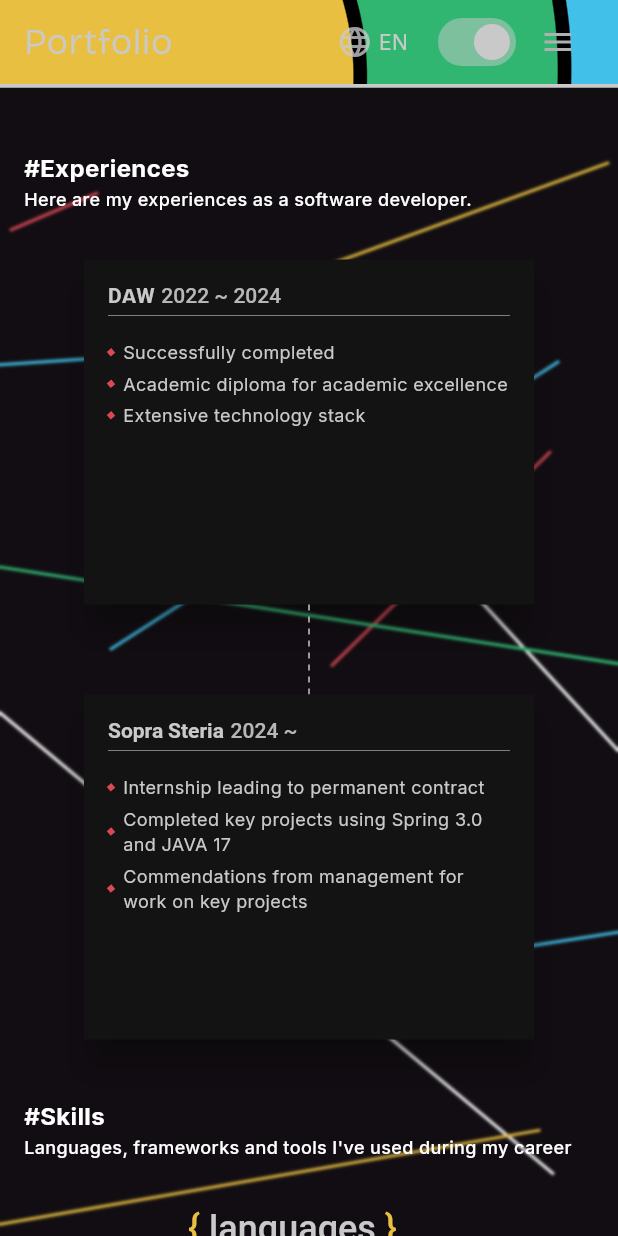
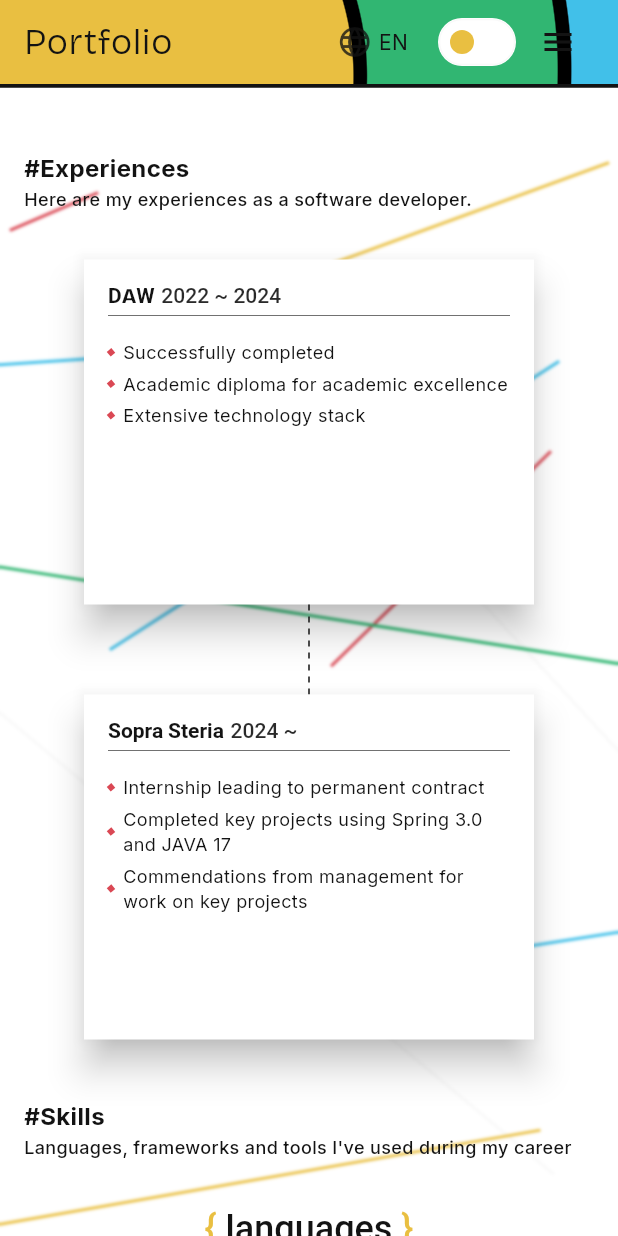
Before and after one commit to yojim6o/portfolio, a Flutter app: the screen it shows after launch, scrolled down 1152 dp, on a phone screen of 412 x 824 dp. Run offline on Flutter 3.47's test engine with Material 3 defaults, Android fonts, the phone set to English and light mode, and no system bars; drawn by our look-alikes of dotted_line; our stand-ins replace flutter_riverpod, flutter_svg, gap, google_fonts, riverpod_annotation, shared_preferences; generated files the repository leaves out were written again.

Commit message:
Re-styling theme switch and theme colors, as well as defining light theme as default

```diff
--- a/lib/constants/app_constants.dart
+++ b/lib/constants/app_constants.dart
@@ -2,7 +2,7 @@ import 'package:flutter/material.dart';
 import 'package:portfolio/extensions.dart';
 
 class AppIcon {
-  static const String _icons = '/icons';
+  static const String _icons = 'assets/icons';
 
   static String en = '$_icons/en.svg';
   static String es = '$_icons/es.svg';
--- a/lib/features/home/presentation/home_page.dart
+++ b/lib/features/home/presentation/home_page.dart
@@ -3,15 +3,15 @@ import 'dart:ui';
 import 'package:flutter/material.dart';
 import 'package:gap/gap.dart';
 import 'package:portfolio/extensions.dart';
-import 'package:portfolio/features/courses/presentation/projects_list.dart';
 import 'package:portfolio/features/experiences/presentation/experience_body.dart';
 import 'package:portfolio/features/home/presentation/hero_widget.dart';
-import 'package:portfolio/features/testimony/presentation/skill_list.dart';
 import 'package:portfolio/style/app_size.dart';
 import 'package:portfolio/widgets/appbar/my_app_bar.dart';
 import 'package:portfolio/widgets/my_footer.dart';
 
 import '../../../widgets/background_blur.dart';
+import '../../projects/presentation/projects_list.dart';
+import '../../skills/presentation/skill_list.dart';
 
 class HomePage extends StatelessWidget {
   const HomePage({super.key});
--- a/lib/features/courses/presentation/projects_list.dart
+++ b/lib/features/projects/presentation/projects_list.dart
@@ -2,7 +2,7 @@ import 'package:flutter/material.dart';
 import 'package:gap/gap.dart';
 import 'package:portfolio/constants/app_constants.dart';
 import 'package:portfolio/extensions.dart';
-import 'package:portfolio/features/courses/presentation/project_item.dart';
+import 'package:portfolio/features/projects/presentation/project_item.dart';
 import 'package:portfolio/widgets/home_title_subtitle.dart';
 
 class HomeProjectList extends StatelessWidget {
--- a/lib/features/testimony/presentation/skill_list.dart
+++ b/lib/features/skills/presentation/skill_list.dart
@@ -3,7 +3,7 @@ import 'package:flutter_svg/svg.dart';
 import 'package:gap/gap.dart';
 import 'package:portfolio/constants/app_constants.dart';
 import 'package:portfolio/extensions.dart';
-import 'package:portfolio/features/testimony/presentation/skill_item.dart';
+import 'package:portfolio/features/skills/presentation/skill_item.dart';
 import 'package:portfolio/style/app_colors.dart';
 
 import '../../../widgets/home_title_subtitle.dart';
@@ -134,7 +134,8 @@ class _MobileSkillsContainer extends StatelessWidget {
 
   @override
   Widget build(BuildContext context) {
-    return Container(
+    return Center(
+      child: Container(
         margin: EdgeInsets.only(bottom: 16),
         child: Column(
           children: [
@@ -154,13 +155,15 @@ class _MobileSkillsContainer extends StatelessWidget {
                     children: [
                       ...skills.elementAt(i).value.entries.map<Widget>((e) {
                         return FractionallySizedBox(
-                        widthFactor: 0.3,
+                          widthFactor: 0.25,
                           child: AspectRatio(
                             aspectRatio: 1,
                             child: Container(
                               padding: EdgeInsets.all(8),
                               decoration: BoxDecoration(
-                              borderRadius: BorderRadiusGeometry.circular(999),
+                                borderRadius: BorderRadiusGeometry.circular(
+                                  999,
+                                ),
                                 border: Border.fromBorderSide(
                                   BorderSide(
                                     color: colors.elementAt(i),
@@ -196,6 +199,7 @@ class _MobileSkillsContainer extends StatelessWidget {
             ],
           ],
         ),
+      ),
     );
 
     /*const itemCount = 10;
--- a/lib/shared/app_shared_pref.dart
+++ b/lib/shared/app_shared_pref.dart
@@ -23,12 +23,10 @@ class AppSharedPref {
   static Future<ThemeMode> getAppTheme() async {
     final sharedPref = await SharedPreferences.getInstance();
     final result = sharedPref.getString(themeKey);
-    if (result != null) {
-      if (result == ThemeMode.light.name) {
-        return ThemeMode.light;
-      }
-      return ThemeMode.dark;
+    if (result == null || result == ThemeMode.light.name) {
+      return ThemeMode.light;
     }
+
     return ThemeMode.dark;
   }
 }
--- a/lib/style/app_theme.dart
+++ b/lib/style/app_theme.dart
@@ -16,7 +16,7 @@ class AppTheme {
         surface: AppColors.gray[850]!,
         outline: AppColors.gray[800]!,
         outlineVariant: AppColors.gray[700]!,
-        onSurface: AppColors.gray[300]!,
+        onSurface: AppColors.gray[100]!,
         onSurfaceVariant: AppColors.gray[400]!,
         tertiary: AppColors.gray[900]!,
       ),
@@ -85,6 +85,20 @@ class AppTheme {
           textStyle: outlinedButtonTextStyle,
         ),
       ),
+      switchTheme: SwitchThemeData(
+        thumbColor: WidgetStateProperty.resolveWith(
+          (states) => states.contains(WidgetState.selected)
+              ? AppColors.pietWhite
+              : AppColors.pietYellow,
+        ),
+        trackColor: WidgetStateProperty.resolveWith(
+          (states) => states.contains(WidgetState.selected)
+              ? AppColors.darkBackgroundColor
+              : null,
+        ),
+        trackOutlineColor: WidgetStateProperty.all(AppColors.pietWhite),
+        trackOutlineWidth: WidgetStateProperty.all(1),
+      ),
     );
   }
 
--- a/lib/widgets/appbar/app_bar_wrapper_icon.dart
+++ b/lib/widgets/appbar/app_bar_wrapper_icon.dart
@@ -1,5 +1,6 @@
 import 'package:flutter/material.dart';
 import 'package:flutter_riverpod/flutter_riverpod.dart';
+import 'package:portfolio/extensions.dart';
 import 'package:portfolio/widgets/appbar/drawer_menu.dart';
 
 class AppBarWrapperIcon extends ConsumerStatefulWidget {
@@ -41,7 +42,11 @@ class _AppBarWrapperIconState extends ConsumerState<AppBarWrapperIcon>
           ref.read(drawerMenuControllerProvider.notifier).toggle();
         });
       },
-      icon: AnimatedIcon(icon: AnimatedIcons.menu_close, progress: animation),
+      icon: AnimatedIcon(
+        icon: AnimatedIcons.menu_close,
+        progress: animation,
+        color: context.theme.colorScheme.onSurface,
+      ),
     );
   }
 }
--- a/lib/widgets/appbar/theme_switch.dart
+++ b/lib/widgets/appbar/theme_switch.dart
@@ -1,6 +1,5 @@
 import 'package:flutter/material.dart';
 import 'package:flutter_riverpod/flutter_riverpod.dart';
-import 'package:portfolio/extensions.dart';
 import 'package:portfolio/shared/app_theme_controller.dart';
 
 class ThemeSwitch extends ConsumerWidget {
@@ -10,10 +9,6 @@ class ThemeSwitch extends ConsumerWidget {
   Widget build(BuildContext context, ref) {
     final state = ref.watch(appThemeControllerProvider);
     return Switch(
-      hoverColor: context.theme.colorScheme.onSurface.withAlpha(250),
-      activeColor: context.theme.colorScheme.onSurface,
-      splashRadius: 15,
-
       value: state.value == ThemeMode.dark,
       onChanged: (value) {
         ref
--- a/lib/widgets/home_title_subtitle.dart
+++ b/lib/widgets/home_title_subtitle.dart
@@ -23,14 +23,14 @@ class HomeTitleSubtitle extends StatelessWidget {
           SeoText(
             '#$title',
             textStyle: context.textStyle.titleSmBold.copyWith(
-              color: context.theme.colorScheme.onBackground,
+              color: context.theme.colorScheme.onSurface,
             ),
             //textRenderer: TextRendererStyle.header1,
           ),
           SeoText(
             subtitle,
             textStyle: context.textStyle.bodyMdMedium.copyWith(
-              color: context.theme.colorScheme.onBackground,
+              color: context.theme.colorScheme.onSurface,
             ),
             //textRenderer: TextRendererStyle.header1,
           ),
--- a/lib/widgets/powered_by_flutter.dart
+++ b/lib/widgets/powered_by_flutter.dart
@@ -19,7 +19,7 @@ class PoweredByFlutter extends StatelessWidget {
         Text(
           context.text.poweredByFlutter,
           style: context.textStyle.bodyMdMedium.copyWith(
-            color: context.theme.colorScheme.onBackground,
+            color: context.theme.colorScheme.onSurface,
           ),
         ),
       ],
```
Also changed, not shown: lib/features/projects/presentation/project_item.dart (renamed from lib/features/courses/presentation/project_item.dart), lib/features/skills/presentation/skill_item.dart (renamed from lib/features/testimony/presentation/skill_item.dart). Lines whose indentation alone changed are shown as unchanged.
